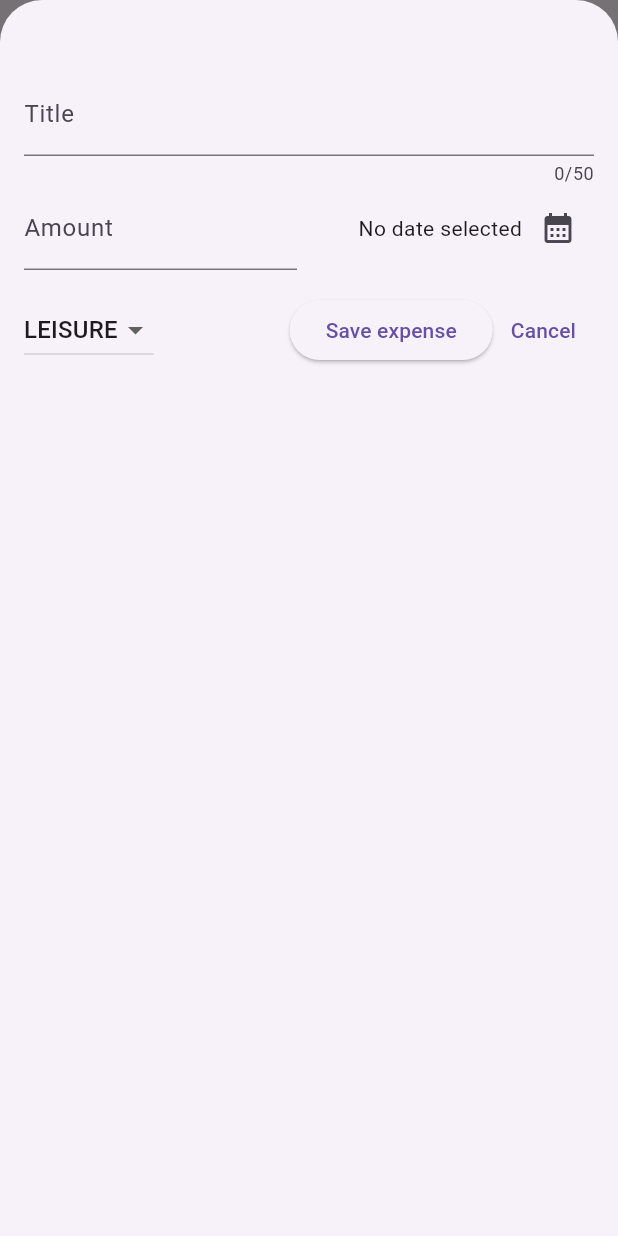
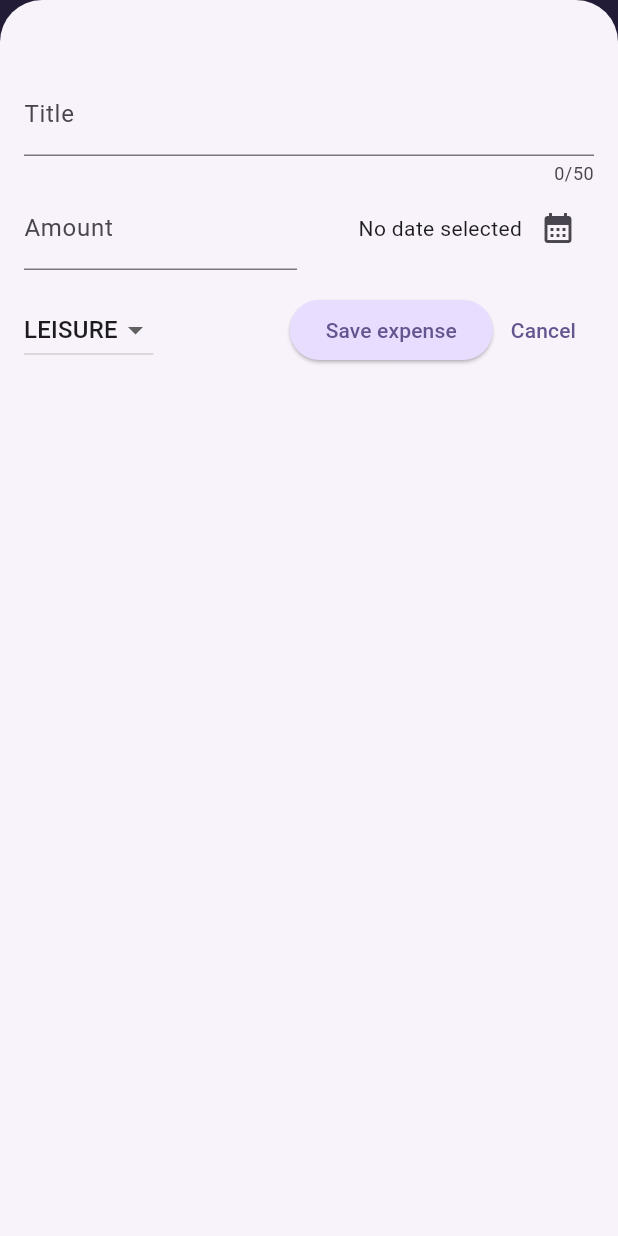
Before and after one commit to sweihmuller/Expense-Tracker, a Flutter app: the screen it shows after launch, after a tap on the "add" icon, on a phone screen of 412 x 824 dp. Run offline on Flutter 3.47's test engine with Material 3 defaults, Android fonts, the phone set to English and light mode, and no system bars.

Commit message:
Enhance theme customization and improve expense item display

```diff
--- a/lib/main.dart
+++ b/lib/main.dart
@@ -1,6 +1,55 @@
 import 'package:expense_tracker/widgets/expenses.dart';
 import 'package:flutter/material.dart';
 
+ColorScheme kColorScheme = ColorScheme.fromSeed(
+  seedColor: const Color.fromARGB(255, 96, 59, 181),
+);
+
+ColorScheme kDarkColorScheme = ColorScheme.fromSeed(
+  brightness: Brightness.dark,
+  seedColor: const Color.fromARGB(255, 5, 99, 125),
+);
+
 void main() {
-  runApp(MaterialApp(theme: ThemeData(useMaterial3: true), home: Expenses()));
+  runApp(
+    MaterialApp(
+      darkTheme: ThemeData.dark().copyWith(
+        colorScheme: kDarkColorScheme,
+        cardTheme: CardThemeData().copyWith(
+          color: kDarkColorScheme.secondaryContainer,
+          margin: EdgeInsets.symmetric(horizontal: 16, vertical: 8),
+        ),
+        elevatedButtonTheme: ElevatedButtonThemeData(
+          style: ElevatedButton.styleFrom(
+            backgroundColor: kDarkColorScheme.primaryContainer,
+            foregroundColor: kDarkColorScheme.onPrimaryContainer,
+          ),
+        ),
+      ),
+      theme: ThemeData().copyWith(
+        colorScheme: kColorScheme,
+        appBarTheme: AppBarTheme().copyWith(
+          backgroundColor: kColorScheme.onPrimaryContainer,
+          foregroundColor: kColorScheme.primaryContainer,
+        ),
+        cardTheme: CardThemeData().copyWith(
+          color: kColorScheme.secondaryContainer,
+          margin: EdgeInsets.symmetric(horizontal: 16, vertical: 8),
+        ),
+        elevatedButtonTheme: ElevatedButtonThemeData(
+          style: ElevatedButton.styleFrom(
+            backgroundColor: kColorScheme.primaryContainer,
+          ),
+        ),
+        textTheme: ThemeData().textTheme.copyWith(
+          titleLarge: TextStyle(
+            fontWeight: FontWeight.bold,
+            color: kColorScheme.onSecondaryContainer,
+            fontSize: 16,
+          ),
+        ),
+      ),
+      home: Expenses(),
+    ),
+  );
 }
--- a/lib/widgets/expenses_list/expenses_item.dart
+++ b/lib/widgets/expenses_list/expenses_item.dart
@@ -7,13 +7,14 @@ class ExpenseItem extends StatelessWidget {
   final Expense expense;
 
   @override
-  Widget build(BuildContext context) {
+  Widget build(context) {
     return Card(
       child: Padding(
         padding: const EdgeInsets.symmetric(horizontal: 20, vertical: 16),
         child: Column(
+          crossAxisAlignment: CrossAxisAlignment.start,
           children: [
-            Text(expense.title),
+            Text(expense.title, style: Theme.of(context).textTheme.titleLarge),
             const SizedBox(height: 4),
             Row(
               children: [
--- a/lib/widgets/expenses_list/expenses_list.dart
+++ b/lib/widgets/expenses_list/expenses_list.dart
@@ -16,6 +16,12 @@ class ExpensesList extends StatelessWidget {
     return ListView.builder(
       itemCount: expenses.length,
       itemBuilder: (context, index) => Dismissible(
+        background: Container(
+          color: Theme.of(context).colorScheme.error.withValues(alpha: 0.75),
+          margin: EdgeInsets.symmetric(
+            horizontal: Theme.of(context).cardTheme.margin!.horizontal,
+          ),
+        ),
         key: ValueKey(expenses[index]),
         onDismissed: (direction) {
           onRemoveExpense(expenses[index]);
```
